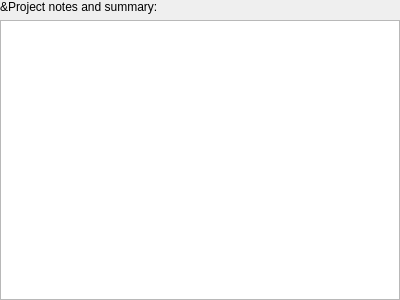
Qt form kplato/libs/ui/kpttasknotespanelbase.ui (JeremiasE/KFormula) before a commit.
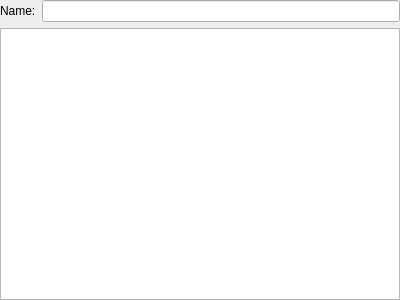
The same form after that commit. Custom widgets are drawn as their Qt base class.

Commit message: Add a task notes editor to avoid using the full task settings dialog just for notes.

Patch:
```diff
--- a/kplato/libs/ui/kpttasknotespanelbase.ui
+++ b/kplato/libs/ui/kpttasknotespanelbase.ui
@@ -9,29 +9,64 @@
     <height>300</height>
    </rect>
   </property>
-  <layout class="QVBoxLayout" >
-   <property name="margin" >
+  <layout class="QHBoxLayout" name="horizontalLayout">
+   <property name="margin">
     <number>0</number>
    </property>
-   <property name="spacing" >
-    <number>6</number>
-   </property>
    <item>
-    <widget class="QLabel" name="textLabel5" >
-     <property name="text" >
-      <string>&amp;Project notes and summary:</string>
-     </property>
-     <property name="wordWrap" >
-      <bool>false</bool>
-     </property>
-    </widget>
-   </item>
-   <item>
-    <widget class="QTextEdit" name="descriptionfield" />
+    <layout class="QVBoxLayout" name="verticalLayout">
+     <item>
+      <layout class="QGridLayout" name="gridLayout">
+       <item row="0" column="0">
+        <widget class="QLabel" name="namelabel">
+         <property name="whatsThis">
+          <string>The name of the Task.</string>
+         </property>
+         <property name="text">
+          <string>Name:</string>
+         </property>
+         <property name="wordWrap">
+          <bool>false</bool>
+         </property>
+         <property name="buddy">
+          <cstring>namefield</cstring>
+         </property>
+        </widget>
+       </item>
+       <item row="0" column="1">
+        <widget class="KLineEdit" name="namefield">
+         <property name="whatsThis">
+          <string>The name of the Task.</string>
+         </property>
+         <property name="readOnly">
+          <bool>true</bool>
+         </property>
+        </widget>
+       </item>
+      </layout>
+     </item>
+     <item>
+      <widget class="KTextEdit" name="descriptionfield"/>
+     </item>
+    </layout>
    </item>
   </layout>
  </widget>
- <layoutdefault spacing="6" margin="11" />
-  <resources/>
+ <layoutdefault spacing="6" margin="11"/>
+ <customwidgets>
+  <customwidget>
+   <class>KLineEdit</class>
+   <extends>QLineEdit</extends>
+   <header>klineedit.h</header>
+   <container>1</container>
+  </customwidget>
+  <customwidget>
+   <class>KTextEdit</class>
+   <extends>QTextEdit</extends>
+   <header>ktextedit.h</header>
+   <container>1</container>
+  </customwidget>
+ </customwidgets>
+ <resources/>
  <connections/>
 </ui>
```
Left out of the diff: 7 changed lines with no effect on the pictures. The commit also changes 9 other files.
